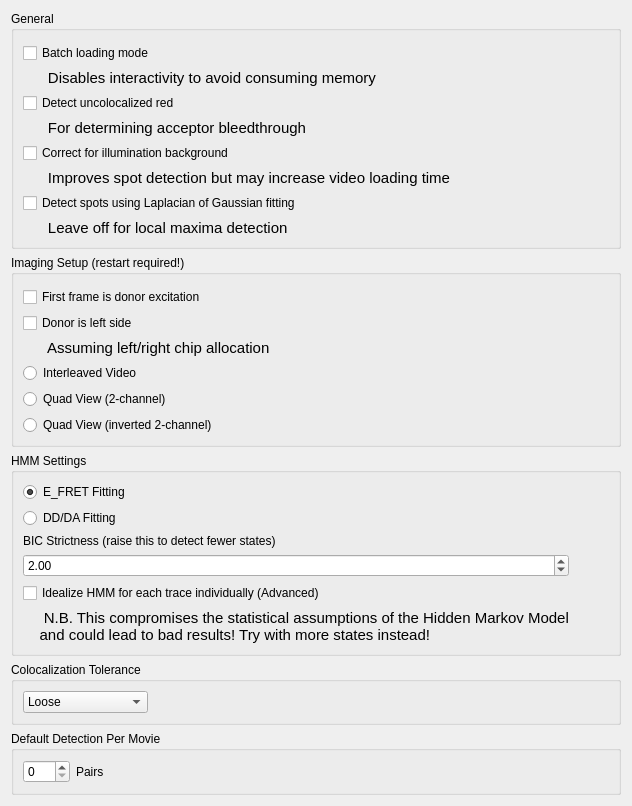
Before: the Qt Designer form src/main/python/ui/PreferencesWindow.ui in hatzakislab/DeepFRET-GUI, drawn with Qt 5.
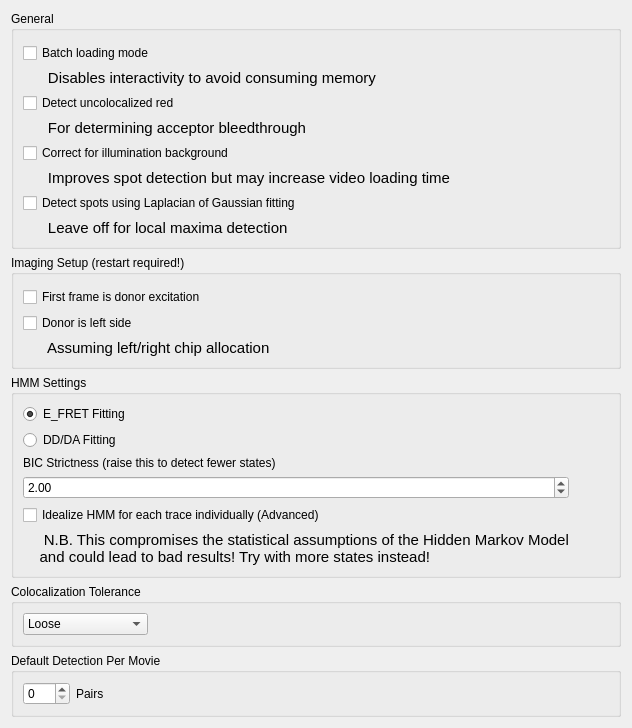
After: the same form once the commit is applied.

Commit message: Improved automatic video format detection to include interleaved dual cam - Deleted "imgmode" everywhere - Updated UI to reflect - added dual cam test in mainwindow

Patch:
```diff
--- a/src/main/python/ui/PreferencesWindow.ui
+++ b/src/main/python/ui/PreferencesWindow.ui
@@ -162,20 +162,6 @@
       <property name="topMargin">
        <number>12</number>
       </property>
-      <item row="3" column="0">
-       <widget class="QRadioButton" name="radioButton_dual">
-        <property name="text">
-         <string>Interleaved Video</string>
-        </property>
-       </widget>
-      </item>
-      <item row="4" column="0">
-       <widget class="QRadioButton" name="radioButton_2_col">
-        <property name="text">
-         <string>Quad View (2-channel)</string>
-        </property>
-       </widget>
-      </item>
       <item row="2" column="0">
        <widget class="QLabel" name="label_7">
         <property name="font">
@@ -188,20 +174,6 @@
         </property>
        </widget>
       </item>
-      <item row="5" column="0">
-       <widget class="QRadioButton" name="radioButton_2_col_inv">
-        <property name="text">
-         <string>Quad View (inverted 2-channel)</string>
-        </property>
-       </widget>
-      </item>
-      <item row="1" column="0">
-       <widget class="QCheckBox" name="checkBox_donorLeft">
-        <property name="text">
-         <string>Donor is left side</string>
-        </property>
-       </widget>
-      </item>
       <item row="0" column="0">
        <widget class="QCheckBox" name="checkBox_firstFrameIsDonor">
         <property name="text">
@@ -209,6 +181,13 @@
         </property>
        </widget>
       </item>
+      <item row="1" column="0">
+       <widget class="QCheckBox" name="checkBox_donorLeft">
+        <property name="text">
+         <string>Donor is left side</string>
+        </property>
+       </widget>
+      </item>
      </layout>
     </widget>
    </item>
```
Left out of the diff: 3 changed lines with no effect on the pictures. The commit also changes 9 other files.
